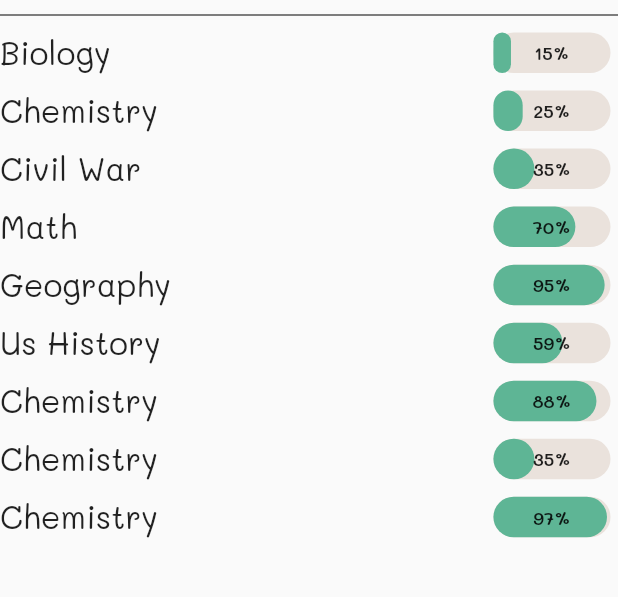
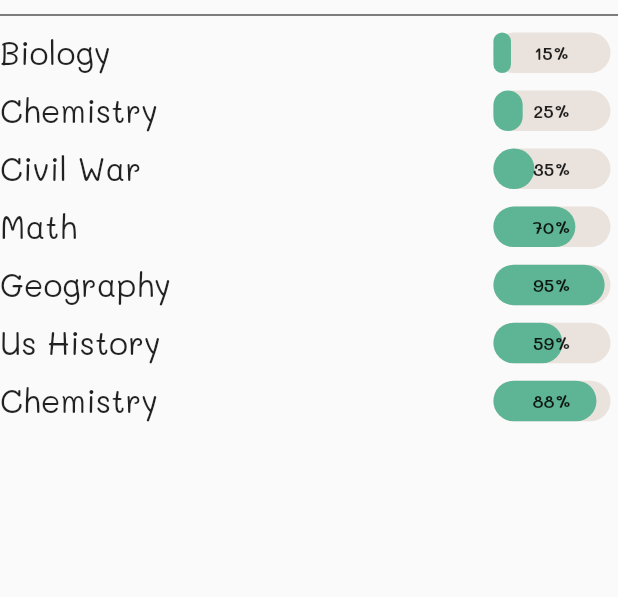
Before and after one commit to TheAbror/bisp, a Flutter app: the MyProfileSubjectMain widget shown alone on an empty page, opened directly, on a phone screen of 412 x 824 dp, the part 163-760 px from its top. Run offline on Flutter 3.47's test engine with Material 2 defaults, Android fonts, the phone set to English and light mode, and no system bars; drawn by our look-alikes of percent_indicator; our stand-ins replace chopper, dropdown_button2, equatable, flutter_bloc, flutter_screenutil, flutter_svg and 3 more; missing offline and left inert: bonfire; accounts and stored records are empty; generated files the repository leaves out were written again; statements that could not run were skipped; project files that could hold a hidden picture were left out.

```diff
--- a/lib/presention/my_profile/my_class.dart
+++ b/lib/presention/my_profile/my_class.dart
@@ -54,6 +54,7 @@ class _MyClassState extends State<MyClass> {
             ],
           ),
         );
-        });
+      },
+    );
   }
 }
--- a/lib/presention/my_profile/my_profile_main.dart
+++ b/lib/presention/my_profile/my_profile_main.dart
@@ -174,16 +174,6 @@ class _MyProfileSubjectMainState extends State<MyProfileSubjectMain> {
               subject: 'Chemistry',
               percentage: 0.88,
             ),
-            SizedBox(height: 10.h),
-            const MyProfileSubjectPercentage(
-              subject: 'Chemistry',
-              percentage: 0.35,
-            ),
-            SizedBox(height: 10.h),
-            const MyProfileSubjectPercentage(
-              subject: 'Chemistry',
-              percentage: 0.97,
-            ),
           ],
         ),
       ],
```
Also changed, not shown: lib/presention/subjects/language_select.dart (+18 -7 lines). Lines whose indentation alone changed are shown as unchanged.
